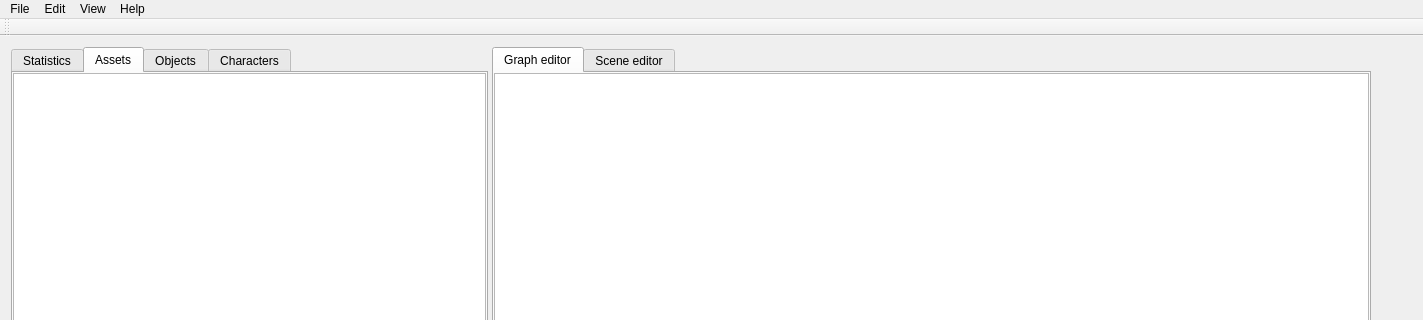
This is NAMSC_editor/NAMSC_editor.ui in NAMSCdev/NAMSC as Qt 5 draws it before an edit; both pictures show x 0 to 1423 and y 0 to 320 of the 1423 by 720 pixel window. The edited form follows.
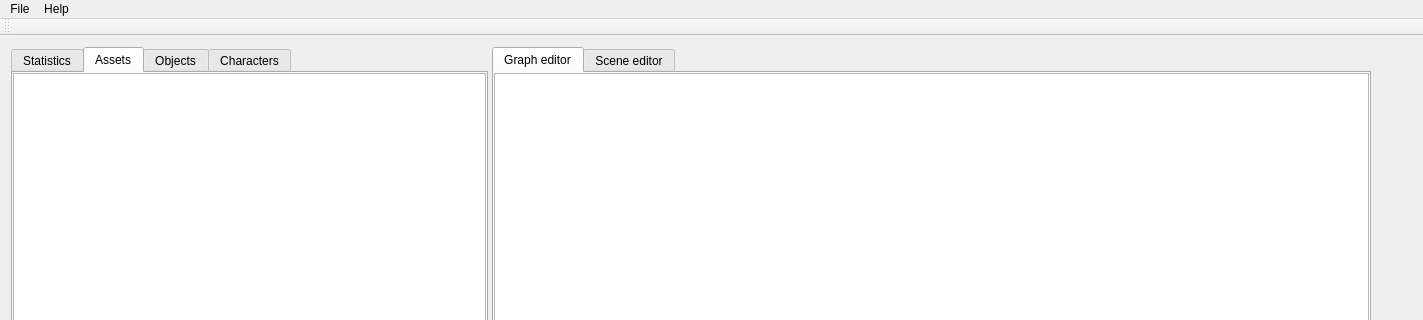
This is the edited form. Custom widgets are drawn as their Qt base class.

Patch:
```diff
--- a/NAMSC_editor/NAMSC_editor.ui
+++ b/NAMSC_editor/NAMSC_editor.ui
@@ -579,16 +579,6 @@
     <addaction name="actionOpen_project"/>
     <addaction name="actionExit"/>
    </widget>
-   <widget class="QMenu" name="menuEdit">
-    <property name="title">
-     <string>Edit</string>
-    </property>
-   </widget>
-   <widget class="QMenu" name="menuView">
-    <property name="title">
-     <string>View</string>
-    </property>
-   </widget>
    <widget class="QMenu" name="menuHelp">
     <property name="title">
      <string>Help</string>
@@ -596,8 +586,6 @@
     <addaction name="actionAbout"/>
    </widget>
    <addaction name="menuFile"/>
-   <addaction name="menuEdit"/>
-   <addaction name="menuView"/>
    <addaction name="menuHelp"/>
   </widget>
   <widget class="QToolBar" name="toolBar">
```
Left out of the diff: 7 changed lines with no effect on the pictures.
